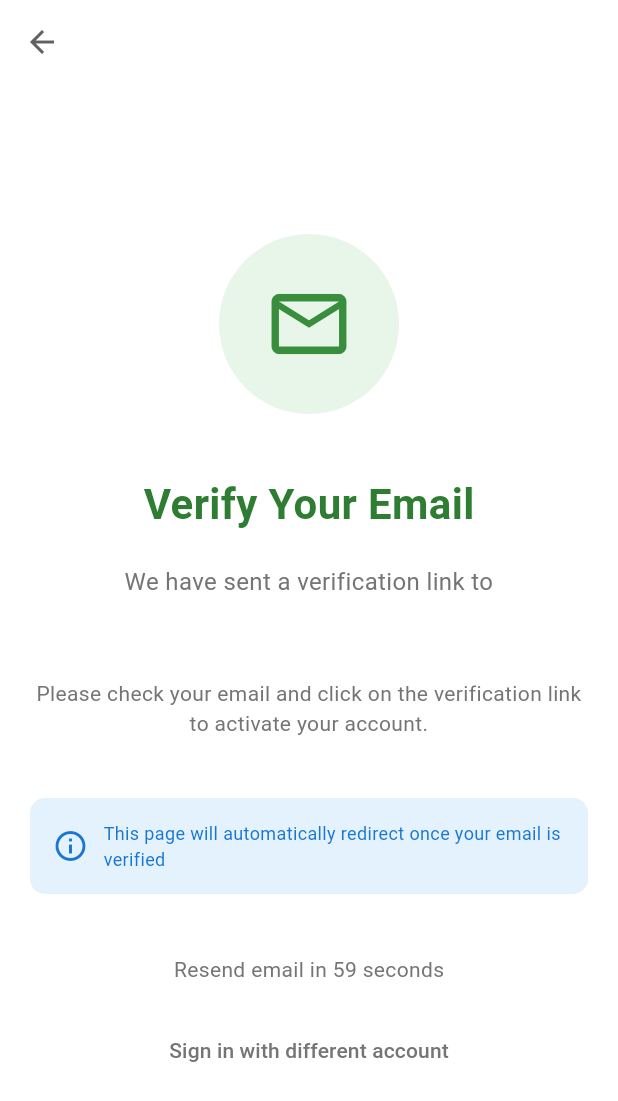
After one commit to tamim131415/turf_app, a Flutter app: the EmailVerificationScreen screen opened by its route, on a phone screen of 412 x 824 dp. The commit adds this screen. Shown: the top 1101 px of the screen. Run offline on Flutter 3.47's test engine with Material 3 defaults, Android fonts, the phone set to English and light mode, and no system bars; our stand-ins replace cloud_firestore, dio, firebase_auth, firebase_core, firebase_storage, get and 3 more; accounts and stored records are empty; network calls fail.

Commit message:
feat: Firebase Authentication with Google Sign-In and Email Verification
- Added Google Sign-In functionality using firebase_auth and google_sign_in
- Implemented email/password authentication with email verification flow
- Created email verification screen with auto-detection and resend functionality
- Fixed user-specific profile images (each user has individual profile/cover images)
- Added user profile management in Firestore with profileImageUrl and coverImageUrl fields
- Updated logout to clear SharedPreferences for profile images
- Added documentation files: GOOGLE_SIGNIN_SETUP.md and EMAIL_PASSWORD_SETUP_FIX.md
- Modified auth flow to check email verification before allowing login
- Enhanced AuthService with profile image methods and email verification methods

```diff
--- a/lib/app/routes/app_pages.dart
+++ b/lib/app/routes/app_pages.dart
@@ -4,6 +4,7 @@ import '../../screens/onboarding/onboarding_screen.dart';
 import '../../screens/auth/login_screen.dart';
 import '../../screens/auth/register_screen.dart';
 import '../../screens/auth/forgot_password_screen.dart';
+import '../../screens/auth/email_verification_screen.dart';
 import '../../screens/main_navigation_screen.dart';
 import '../../screens/product/product_detail_screen.dart';
 import '../../screens/explore/explore_screen.dart';
@@ -24,6 +25,10 @@ class AppPages {
     GetPage(name: Routes.LOGIN, page: () => LoginScreen()),
     GetPage(name: Routes.REGISTER, page: () => RegisterScreen()),
     GetPage(name: Routes.FORGOT_PASSWORD, page: () => ForgotPasswordScreen()),
+    GetPage(
+      name: Routes.EMAIL_VERIFICATION,
+      page: () => EmailVerificationScreen(),
+    ),
     GetPage(name: Routes.HOME, page: () => MainNavigationScreen()),
     GetPage(name: Routes.MAIN_NAVIGATION, page: () => MainNavigationScreen()),
     GetPage(name: Routes.PRODUCT_DETAIL, page: () => ProductDetailScreen()),
--- a/lib/app/routes/app_routes.dart
+++ b/lib/app/routes/app_routes.dart
@@ -4,6 +4,7 @@ abstract class Routes {
   static const LOGIN = '/login';
   static const REGISTER = '/register';
   static const FORGOT_PASSWORD = '/forgot-password';
+  static const EMAIL_VERIFICATION = '/email-verification';
   static const HOME = '/home';
   static const MAIN_NAVIGATION = '/main-navigation';
   static const PRODUCT_DETAIL = '/product-detail';
--- a/lib/controllers/auth_controller.dart
+++ b/lib/controllers/auth_controller.dart
@@ -1,5 +1,6 @@
 import 'package:get/get.dart';
 import 'package:firebase_auth/firebase_auth.dart';
+import 'package:shared_preferences/shared_preferences.dart';
 import '../app/routes/app_routes.dart';
 import '../services/auth_service.dart';
 
@@ -68,8 +69,20 @@ class AuthController extends GetxController {
       );
 
       if (userCredential != null) {
-        Get.offAllNamed(Routes.HOME);
-        Get.snackbar('Success', 'Login successful!');
+        // Check if email is verified
+        if (userCredential.user?.emailVerified == true) {
+          Get.offAllNamed(Routes.HOME);
+          Get.snackbar('Success', 'Login successful!');
+        } else {
+          // Email not verified, go to verification screen
+          Get.offAllNamed(Routes.EMAIL_VERIFICATION);
+          Get.snackbar(
+            'Email Not Verified',
+            'Please verify your email to continue',
+            snackPosition: SnackPosition.BOTTOM,
+            duration: Duration(seconds: 4),
+          );
+        }
       }
     } on FirebaseAuthException catch (e) {
       String errorMessage = 'An error occurred';
@@ -86,6 +99,9 @@ class AuthController extends GetxController {
           break;
         case 'user-disabled':
           errorMessage = 'This account has been disabled';
+          break;
+        case 'invalid-credential':
+          errorMessage = 'Invalid email or password';
           break;
         default:
           errorMessage = e.message ?? 'An error occurred';
@@ -110,8 +126,14 @@ class AuthController extends GetxController {
       );
 
       if (userCredential != null) {
-        Get.offAllNamed(Routes.HOME);
-        Get.snackbar('Success', 'Registration successful!');
+        // Navigate to email verification screen
+        Get.offAllNamed(Routes.EMAIL_VERIFICATION);
+        Get.snackbar(
+          'Success',
+          'Account created! Please verify your email.',
+          snackPosition: SnackPosition.BOTTOM,
+          duration: Duration(seconds: 4),
+        );
       }
     } on FirebaseAuthException catch (e) {
       String errorMessage = 'An error occurred';
@@ -138,10 +160,38 @@ class AuthController extends GetxController {
     }
   }
 
+  // Check email verification
+  Future<bool> checkEmailVerification() async {
+    try {
+      final isVerified = await _authService.isEmailVerified();
+      if (isVerified) {
+        await _authService.updateEmailVerificationStatus();
+      }
+      return isVerified;
+    } catch (e) {
+      print('Error checking email verification: $e');
+      return false;
+    }
+  }
+
+  // Resend verification email
+  Future<void> resendVerificationEmail() async {
+    try {
+      await _authService.sendEmailVerification();
+    } catch (e) {
+      Get.snackbar('Error', 'Failed to send verification email');
+    }
+  }
+
   void logout() async {
     isLoading.value = true;
 
     try {
+      // Clear SharedPreferences (profile images, etc.)
+      final prefs = await SharedPreferences.getInstance();
+      await prefs.remove('profile_image_url');
+      await prefs.remove('cover_image_url');
+
       await _authService.signOut();
       Get.offAllNamed(Routes.LOGIN);
       Get.snackbar('Success', 'Logged out successfully');
--- /dev/null
+++ b/lib/screens/auth/email_verification_screen.dart
@@ -0,0 +1,198 @@
+import 'package:flutter/material.dart';
+import 'package:get/get.dart';
+import 'dart:async';
+import '../../controllers/auth_controller.dart';
+import '../../app/routes/app_routes.dart';
+
+class EmailVerificationScreen extends StatefulWidget {
+  const EmailVerificationScreen({super.key});
+
+  @override
+  _EmailVerificationScreenState createState() =>
+      _EmailVerificationScreenState();
+}
+
+class _EmailVerificationScreenState extends State<EmailVerificationScreen> {
+  final AuthController _authController = Get.find<AuthController>();
+  Timer? _timer;
+  bool _isResendEnabled = false;
+  int _countDown = 60;
+
+  @override
+  void initState() {
+    super.initState();
+    _startEmailVerificationCheck();
+    _startResendCountdown();
+  }
+
+  void _startEmailVerificationCheck() {
+    _timer = Timer.periodic(Duration(seconds: 3), (timer) async {
+      final isVerified = await _authController.checkEmailVerification();
+      if (isVerified) {
+        timer.cancel();
+        Get.snackbar(
+          'Success',
+          'Email verified successfully!',
+          snackPosition: SnackPosition.BOTTOM,
+        );
+        Get.offAllNamed(Routes.HOME);
+      }
+    });
+  }
+
+  void _startResendCountdown() {
+    Timer.periodic(Duration(seconds: 1), (timer) {
+      if (_countDown > 0) {
+        setState(() {
+          _countDown--;
+        });
+      } else {
+        setState(() {
+          _isResendEnabled = true;
+        });
+        timer.cancel();
+      }
+    });
+  }
+
+  @override
+  void dispose() {
+    _timer?.cancel();
+    super.dispose();
+  }
+
+  @override
+  Widget build(BuildContext context) {
+    return Scaffold(
+      backgroundColor: Colors.white,
+      appBar: AppBar(
+        backgroundColor: Colors.transparent,
+        elevation: 0,
+        leading: IconButton(
+          icon: Icon(Icons.arrow_back, color: Colors.grey[700]),
+          onPressed: () {
+            _timer?.cancel();
+            _authController.logout();
+          },
+        ),
+      ),
+      body: SafeArea(
+        child: Padding(
+          padding: EdgeInsets.all(20),
+          child: Column(
+            mainAxisAlignment: MainAxisAlignment.center,
+            children: [
+              Container(
+                width: 120,
+                height: 120,
+                decoration: BoxDecoration(
+                  color: Colors.green[50],
+                  shape: BoxShape.circle,
+                ),
+                child: Icon(
+                  Icons.email_outlined,
+                  size: 60,
+                  color: Colors.green[700],
+                ),
+              ),
+              SizedBox(height: 40),
+              Text(
+                'Verify Your Email',
+                style: TextStyle(
+                  fontSize: 28,
+                  fontWeight: FontWeight.bold,
+                  color: Colors.green[800],
+                ),
+              ),
+              SizedBox(height: 20),
+              Text(
+                'We have sent a verification link to',
+                style: TextStyle(fontSize: 16, color: Colors.grey[600]),
+                textAlign: TextAlign.center,
+              ),
+              SizedBox(height: 10),
+              Obx(
+                () => Text(
+                  _authController.userEmail.value,
+                  style: TextStyle(
+                    fontSize: 16,
+                    fontWeight: FontWeight.bold,
+                    color: Colors.green[700],
+                  ),
+                  textAlign: TextAlign.center,
+                ),
+              ),
+              SizedBox(height: 20),
+              Text(
+                'Please check your email and click on the verification link to activate your account.',
+                style: TextStyle(fontSize: 14, color: Colors.grey[600]),
+                textAlign: TextAlign.center,
+              ),
+              SizedBox(height: 40),
+              Container(
+                padding: EdgeInsets.all(15),
+                decoration: BoxDecoration(
+                  color: Colors.blue[50],
+                  borderRadius: BorderRadius.circular(10),
+                ),
+                child: Row(
+                  children: [
+                    Icon(Icons.info_outline, color: Colors.blue[700]),
+                    SizedBox(width: 10),
+                    Expanded(
+                      child: Text(
+                        'This page will automatically redirect once your email is verified',
+                        style: TextStyle(fontSize: 12, color: Colors.blue[700]),
+                      ),
+                    ),
+                  ],
+                ),
+              ),
+              SizedBox(height: 40),
+              if (!_isResendEnabled)
+                Text(
+                  'Resend email in $_countDown seconds',
+                  style: TextStyle(color: Colors.grey[600]),
+                ),
+              if (_isResendEnabled)
+                TextButton(
+                  onPressed: () async {
+                    await _authController.resendVerificationEmail();
+                    setState(() {
+                      _isResendEnabled = false;
+                      _countDown = 60;
+                    });
+                    _startResendCountdown();
+                    Get.snackbar(
+                      'Email Sent',
+                      'Verification email has been resent',
+                      snackPosition: SnackPosition.BOTTOM,
+                    );
+                  },
+                  child: Text(
+                    'Resend Verification Email',
+                    style: TextStyle(
+                      color: Colors.green[700],
+                      fontSize: 16,
+                      fontWeight: FontWeight.bold,
+                    ),
+                  ),
+                ),
+              SizedBox(height: 20),
+              TextButton(
+                onPressed: () {
+                  _timer?.cancel();
+                  _authController.logout();
+                },
+                child: Text(
+                  'Sign in with different account',
+                  style: TextStyle(color: Colors.grey[600]),
+                ),
+              ),
+            ],
+          ),
+        ),
+      ),
+    );
+  }
+}
```
Also changed, not shown: lib/screens/profile/profile_screen.dart (+59 -11 lines), lib/services/auth_service.dart (+84 -0 lines), 2 other files.
